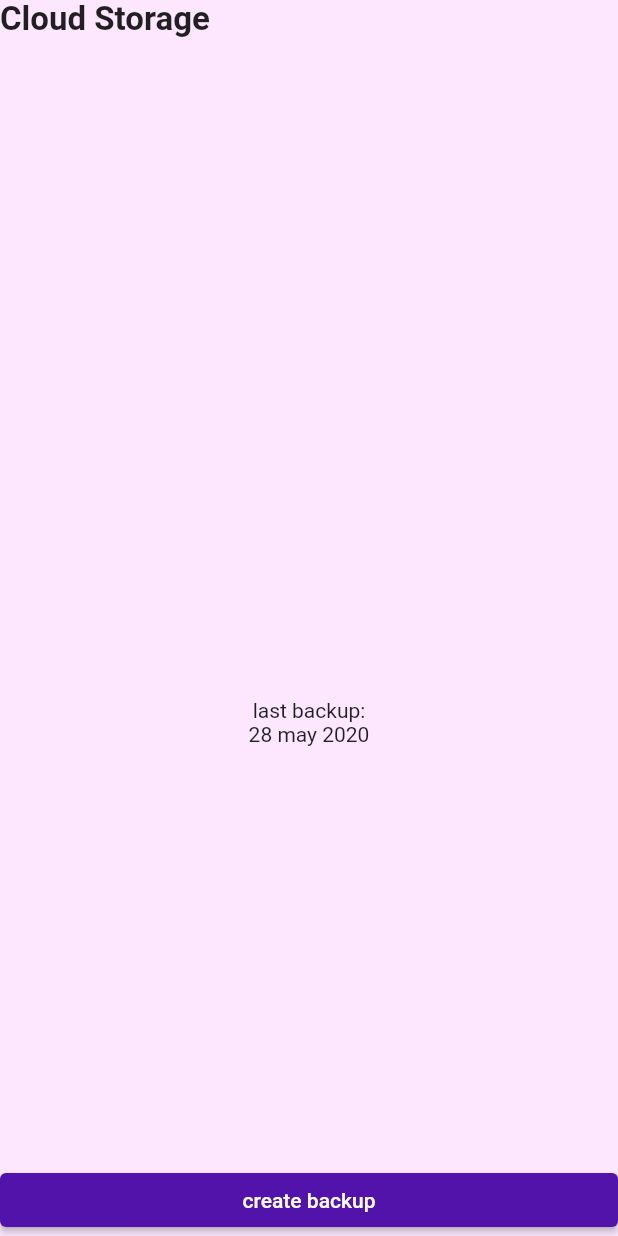
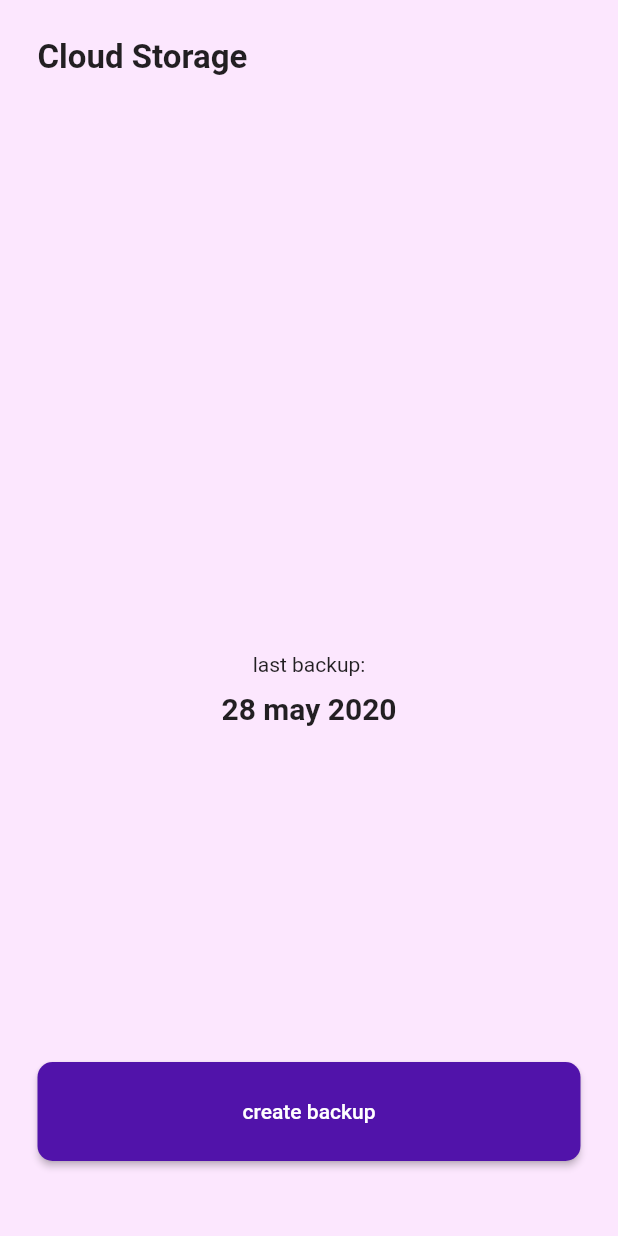
Before and after one commit to kleysonklaus/flutter_loading_bubbles_animation, a Flutter app: the screen it shows after launch, on a phone screen of 412 x 824 dp. Run offline on Flutter 3.47's test engine with Material 2 defaults, Android fonts, the phone set to English and light mode, and no system bars.

Commit message:
feat(data_backup_initial_page): basic enum to control state

```diff
--- a/lib/loading/data_backup_initial_page.dart
+++ b/lib/loading/data_backup_initial_page.dart
@@ -2,11 +2,23 @@ import 'package:flutter/material.dart';
 
 import 'loading.dart';
 
-class DataBackupInitialPage extends StatelessWidget {
+enum DataBackupState { initial, start, end }
+
+class DataBackupInitialPage extends StatefulWidget {
   const DataBackupInitialPage({Key? key}) : super(key: key);
+
+  @override
+  State<DataBackupInitialPage> createState() => _DataBackupInitialPageState();
+}
+
+class _DataBackupInitialPageState extends State<DataBackupInitialPage> {
+  DataBackupState _currentState = DataBackupState.initial;
+
   @override
   Widget build(BuildContext context) {
-    return Column(
+    return Padding(
+      padding: const EdgeInsets.all(25),
+      child: Column(
         crossAxisAlignment: CrossAxisAlignment.stretch,
         children: [
           Expanded(
@@ -23,19 +35,36 @@ class DataBackupInitialPage extends StatelessWidget {
             flex: 2,
             child: Column(
               children: [
-              Text("last backup:"),
-              Text("28 may 2020"),
+                Text(
+                  "last backup:",
+                  style: TextStyle(),
+                ),
+                SizedBox(height: 10),
+                Text(
+                  "28 may 2020",
+                  style: TextStyle(
+                    fontWeight: FontWeight.w600,
+                    fontSize: 20,
+                  ),
+                ),
               ],
             ),
           ),
           ElevatedButton(
             onPressed: () {},
+            child: Padding(
+              padding: const EdgeInsets.all(25.0),
               child: Text("create backup"),
+            ),
             style: ElevatedButton.styleFrom(
                 backgroundColor: mainDataBackupColor,
+                shape: RoundedRectangleBorder(
+                  borderRadius: BorderRadius.circular(10),
+                )),
           ),
+          SizedBox(height: 25),
+        ],
       ),
-      ],
     );
   }
 }
```
Lines whose indentation alone changed are shown as unchanged.
